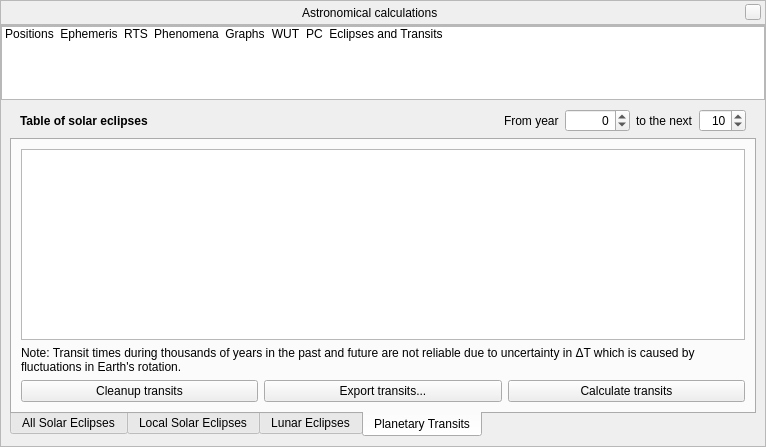
First picture: the form in src/gui/astroCalcDialog.ui, repository Stellarium/stellarium, before the edit.
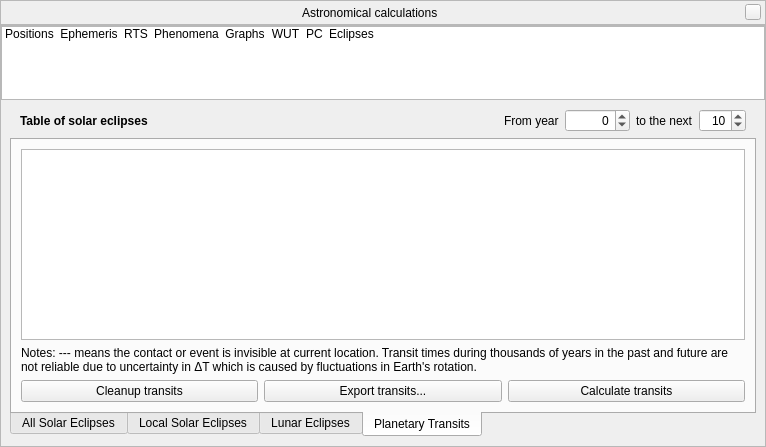
Second picture: the form after the edit. The open tabs and pages were chosen to show the change. Icons and pictures are not drawn. Custom widgets are drawn as their Qt base class.

Commit message: Add contact times

```diff
--- a/src/gui/astroCalcDialog.ui
+++ b/src/gui/astroCalcDialog.ui
@@ -346,7 +346,10 @@
         </item>
         <item>
          <property name="text">
-          <string>Eclipses and Transits</string>
+          <string>Eclipses</string>
+         </property>
+         <property name="toolTip">
+          <string>Eclipses and transits</string>
          </property>
          <property name="icon">
           <iconset>
@@ -2825,7 +2828,7 @@
               <item row="2" column="0">
                <widget class="QLabel" name="transitNoteLabel">
                 <property name="text">
-                 <string>Note: Transit times during thousands of years in the past and future are not reliable due to uncertainty in ΔT which is caused by fluctuations in Earth's rotation.</string>
+                 <string>Notes: --- means the contact or event is invisible at current location. Transit times during thousands of years in the past and future are not reliable due to uncertainty in ΔT which is caused by fluctuations in Earth's rotation.</string>
                 </property>
                 <property name="wordWrap">
                  <bool>true</bool>
```
The commit also changes 2 other files.
